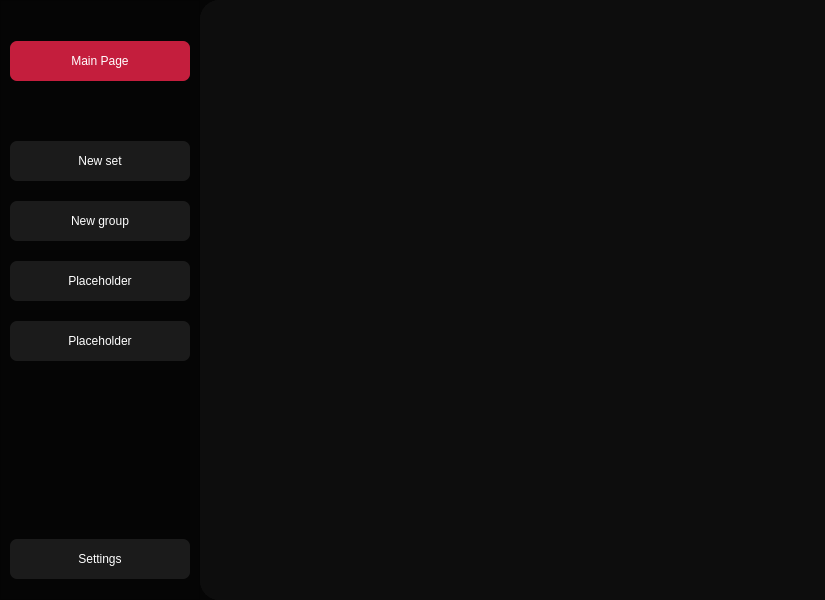
Old version of the form reWord.ui in the repository marzky/reWord.
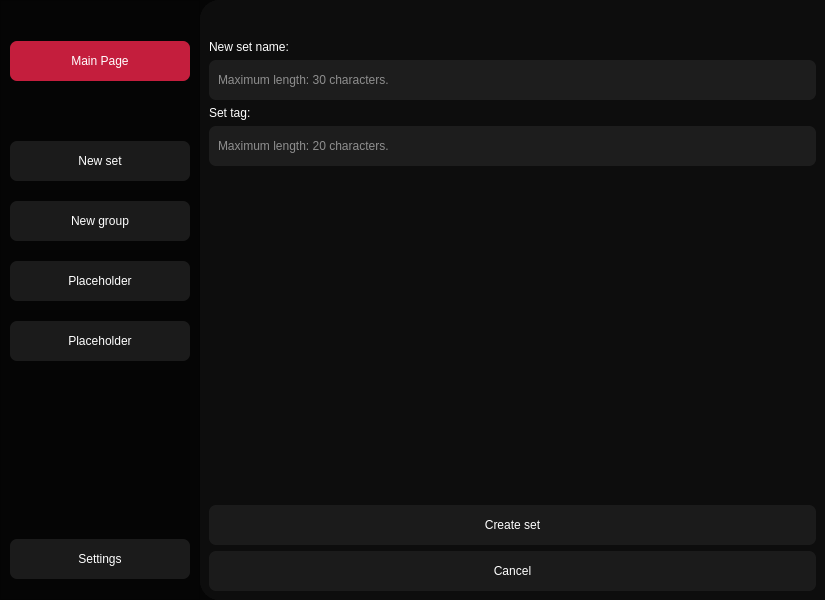
New version of the form.

Commit message: Core updates, card system, new set system

```diff
--- a/reWord.ui
+++ b/reWord.ui
@@ -322,6 +322,9 @@
        </property>
        <item>
         <widget class="QStackedWidget" name="pages">
+         <property name="currentIndex">
+          <number>1</number>
+         </property>
          <widget class="QWidget" name="mainPage">
           <layout class="QHBoxLayout" name="horizontalLayout_2">
            <property name="leftMargin">
@@ -412,7 +415,162 @@
            </item>
           </layout>
          </widget>
-         <widget class="QWidget" name="page_2"/>
+         <widget class="QWidget" name="newSetPage">
+          <layout class="QVBoxLayout" name="verticalLayout_4">
+           <property name="topMargin">
+            <number>40</number>
+           </property>
+           <item>
+            <widget class="QLabel" name="label">
+             <property name="sizePolicy">
+              <sizepolicy hsizetype="Preferred" vsizetype="Fixed">
+               <horstretch>0</horstretch>
+               <verstretch>0</verstretch>
+              </sizepolicy>
+             </property>
+             <property name="styleSheet">
+              <string notr="true">color: white;</string>
+             </property>
+             <property name="text">
+              <string>New set name:</string>
+             </property>
+            </widget>
+           </item>
+           <item>
+            <widget class="QLineEdit" name="newSetEdit">
+             <property name="minimumSize">
+              <size>
+               <width>0</width>
+               <height>40</height>
+              </size>
+             </property>
+             <property name="styleSheet">
+              <string notr="true">background-color: #1d1d1d;
+color: white;
+border-radius: 7px;
+padding-left: 7px;
+font: 20px &quot;Funnel Sans Light&quot;;</string>
+             </property>
+             <property name="maxLength">
+              <number>30</number>
+             </property>
+             <property name="placeholderText">
+              <string>Maximum length: 30 characters.</string>
+             </property>
+            </widget>
+           </item>
+           <item>
+            <widget class="QLabel" name="label_2">
+             <property name="sizePolicy">
+              <sizepolicy hsizetype="Preferred" vsizetype="Fixed">
+               <horstretch>0</horstretch>
+               <verstretch>0</verstretch>
+              </sizepolicy>
+             </property>
+             <property name="styleSheet">
+              <string notr="true">color: white;</string>
+             </property>
+             <property name="text">
+              <string>Set tag:</string>
+             </property>
+            </widget>
+           </item>
+           <item>
+            <widget class="QLineEdit" name="tagEdit">
+             <property name="minimumSize">
+              <size>
+               <width>0</width>
+               <height>40</height>
+              </size>
+             </property>
+             <property name="styleSheet">
+              <string notr="true">background-color: #1d1d1d;
+color: white;
+border-radius: 7px;
+padding-left: 7px;
+font: 20px &quot;Funnel Sans Light&quot;;</string>
+             </property>
+             <property name="maxLength">
+              <number>20</number>
+             </property>
+             <property name="placeholderText">
+              <string>Maximum length: 20 characters.</string>
+             </property>
+            </widget>
+           </item>
+           <item>
+            <spacer name="verticalSpacer_3">
+             <property name="orientation">
+              <enum>Qt::Vertical</enum>
+             </property>
+             <property name="sizeHint" stdset="0">
+              <size>
+               <width>20</width>
+               <height>40</height>
+              </size>
+             </property>
+            </spacer>
+           </item>
+           <item>
+            <widget class="QPushButton" name="createSetBtn">
+             <property name="minimumSize">
+              <size>
+               <width>0</width>
+               <height>40</height>
+              </size>
+             </property>
+             <property name="styleSheet">
+              <string notr="true">QPushButton{
+background-color: #1B1B1B;
+border-radius: 7px;
+color: white;
+font: 20px &quot;Funnel Sans Light&quot;;
+}
+
+QPushButton::hover{
+background-color: #2D2D2D;
+}
+
+QPushButton::pressed{
+background-color: #1B1B1B;
+}</string>
+             </property>
+             <property name="text">
+              <string>Create set</string>
+             </property>
+            </widget>
+           </item>
+           <item alignment="Qt::AlignBottom">
+            <widget class="QPushButton" name="cancelBtn">
+             <property name="minimumSize">
+              <size>
+               <width>0</width>
+               <height>40</height>
+              </size>
+             </property>
+             <property name="styleSheet">
+              <string notr="true">QPushButton{
+background-color: #1B1B1B;
+border-radius: 7px;
+color: white;
+font: 20px &quot;Funnel Sans Light&quot;;
+}
+
+QPushButton::hover{
+background-color: #2D2D2D;
+}
+
+QPushButton::pressed{
+background-color: #1B1B1B;
+}</string>
+             </property>
+             <property name="text">
+              <string>Cancel</string>
+             </property>
+            </widget>
+           </item>
+          </layout>
+         </widget>
         </widget>
        </item>
       </layout>
```
The commit also changes 1 other file.
